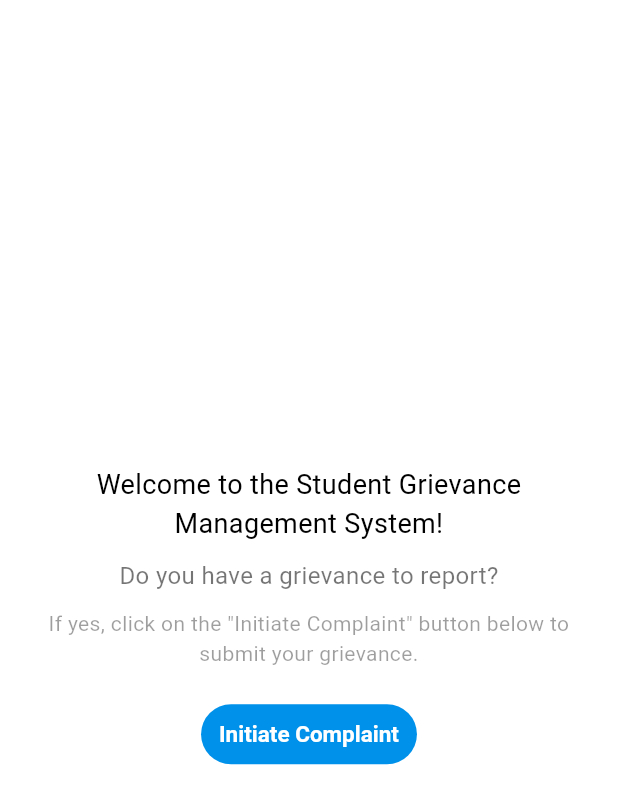
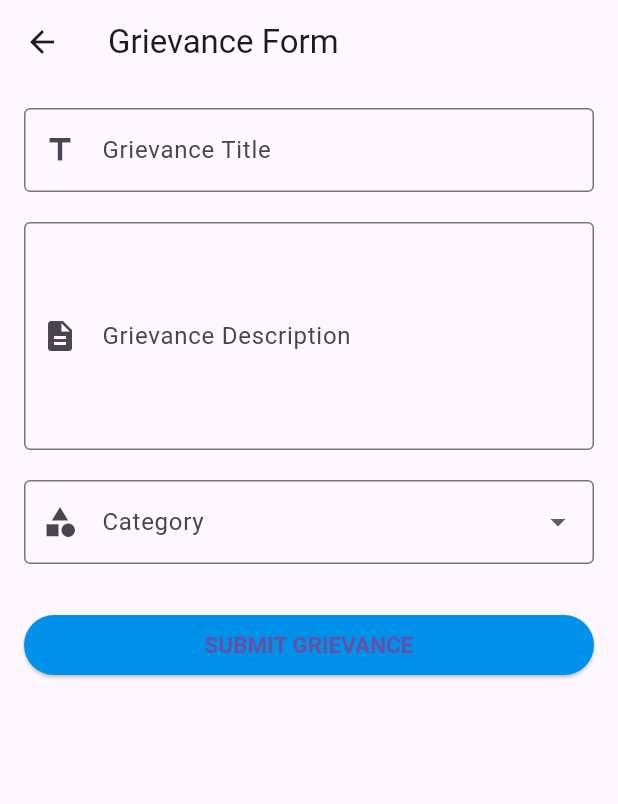
Before and after one commit to rayyan-mulla/greivance-managemen-system, a Flutter app: the GrievanceStartScreen screen opened directly, after a tap on "Initiate Complaint", on a phone screen of 412 x 824 dp. Shown: the top 804 px of the screen. Run offline on Flutter 3.47's test engine with Material 3 defaults, Android fonts, the phone set to English and light mode, and no system bars; our stand-ins replace firebase_auth, firebase_core, firebase_database, image_picker; accounts and stored records are empty.

Commit message:
Implemented design for the grievance form.

```diff
--- /dev/null
+++ b/lib/screens/grievance/grievance_form.dart
@@ -0,0 +1,113 @@
+import 'package:flutter/material.dart';
+
+class GrievanceForm extends StatefulWidget {
+  @override
+  _GrievanceFormState createState() => _GrievanceFormState();
+}
+
+class _GrievanceFormState extends State<GrievanceForm> {
+  String selectedCategory;
+  List<String> categories = [
+    "Academic",
+    "Hostel",
+    "Faculty",
+    "Infrastructure",
+    "Other",
+  ];
+
+  TextEditingController titleController = TextEditingController();
+  TextEditingController descriptionController = TextEditingController();
+  TextEditingController otherCategoryController = TextEditingController();
+
+  bool showOtherCategoryField = false;
+
+  @override
+  Widget build(BuildContext context) {
+    return Scaffold(
+      appBar: AppBar(
+        title: Text('Grievance Form'),
+      ),
+      body: SingleChildScrollView(
+        padding: EdgeInsets.all(16),
+        child: Column(
+          crossAxisAlignment: CrossAxisAlignment.start,
+          children: [
+            TextFormField(
+              controller: titleController,
+              decoration: InputDecoration(
+                labelText: 'Grievance Title',
+                prefixIcon: Icon(Icons.title),
+                border: OutlineInputBorder(),
+              ),
+              style: TextStyle(fontSize: 16),
+            ),
+            SizedBox(height: 20),
+            TextFormField(
+              controller: descriptionController,
+              maxLines: 5,
+              decoration: InputDecoration(
+                labelText: 'Grievance Description',
+                prefixIcon: Icon(Icons.description),
+                border: OutlineInputBorder(),
+              ),
+              style: TextStyle(fontSize: 16),
+            ),
+            SizedBox(height: 20),
+            DropdownButtonFormField(
+              decoration: InputDecoration(
+                labelText: 'Category',
+                prefixIcon: Icon(Icons.category),
+                border: OutlineInputBorder(),
+              ),
+              value: selectedCategory,
+              items: categories.map((category) {
+                return DropdownMenuItem(
+                  value: category,
+                  child: Text(category),
+                );
+              }).toList(),
+              onChanged: (value) {
+                setState(() {
+                  selectedCategory = value;
+                  showOtherCategoryField = value == 'Other';
+                });
+              },
+            ),
+            if (showOtherCategoryField) ...[
+              SizedBox(height: 20),
+              TextFormField(
+                controller: otherCategoryController,
+                decoration: InputDecoration(
+                  labelText: 'Other Category',
+                  prefixIcon: Icon(Icons.apps),
+                  border: OutlineInputBorder(),
+                ),
+                style: TextStyle(fontSize: 16),
+              ),
+            ],
+            SizedBox(height: 30),
+            Container(
+              width: double.infinity,
+              child: ElevatedButton(
+                onPressed: () {
+                  print('Grievance Title: ${titleController.text}');
+                  print('Grievance Description: ${descriptionController.text}');
+                  print('Selected Category: $selectedCategory');
+                  if (showOtherCategoryField) {
+                    print('Other Category: ${otherCategoryController.text}');
+                  }
+                },
+                style: ElevatedButton.styleFrom(
+                  primary: Colors.lightBlueAccent[700],
+                  textStyle:
+                      TextStyle(fontSize: 15, fontWeight: FontWeight.bold),
+                ),
+                child: Text('SUBMIT GRIEVANCE'),
+              ),
+            ),
+          ],
+        ),
+      ),
+    );
+  }
+}
--- a/lib/screens/grievance/grievance_start_screen.dart
+++ b/lib/screens/grievance/grievance_start_screen.dart
@@ -1,4 +1,5 @@
 import 'package:flutter/material.dart';
+import 'package:grievance_management_system/screens/grievance/grievance_form.dart';
 
 class GrievanceStartScreen extends StatefulWidget {
   @override
@@ -54,7 +55,12 @@ class _GrievanceStartScreenState extends State<GrievanceStartScreen> {
                       textStyle:
                           TextStyle(fontSize: 15, fontWeight: FontWeight.bold),
                     ),
-                    onPressed: () {},
+                    onPressed: () {
+                      Navigator.push(
+                          context,
+                          MaterialPageRoute(
+                              builder: (context) => GrievanceForm()));
+                    },
                     child: Text('Initiate Complaint')),
               ),
             ],
```
